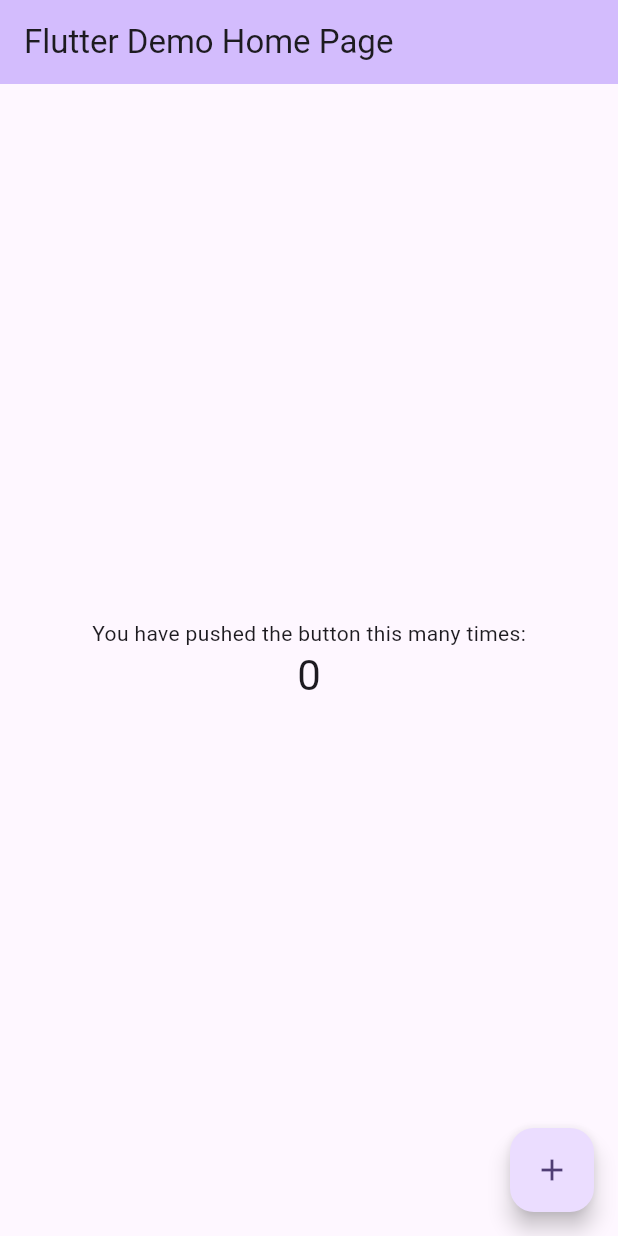
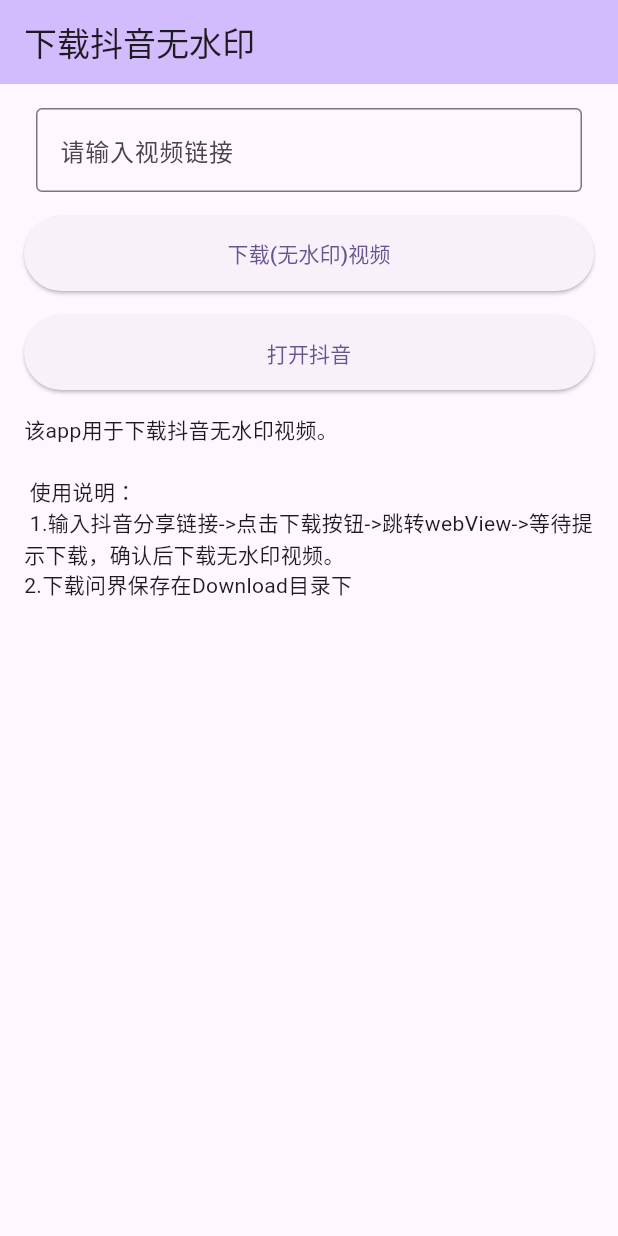
Before and after one commit to bbyyxx2/tiktok_download, a Flutter app: the screen it shows after launch, on a phone screen of 412 x 824 dp. Run offline on Flutter 3.47's test engine with Material 2 defaults, Android fonts, the light colour scheme and no system bars.

Commit message:
布局雏形完成

```diff
--- a/lib/main.dart
+++ b/lib/main.dart
@@ -7,46 +7,21 @@
 class MyApp extends StatelessWidget {
  const MyApp({super.key});
 
-  // This widget is the root of your application.
  @override
  Widget build(BuildContext context) {
     return MaterialApp(
       title: 'Flutter Demo',
       theme: ThemeData(
-        // This is the theme of your application.
-        //
-        // TRY THIS: Try running your application with "flutter run". You'll see
-        // the application has a blue toolbar. Then, without quitting the app,
-        // try changing the seedColor in the colorScheme below to Colors.green
-        // and then invoke "hot reload" (save your changes or press the "hot
-        // reload" button in a Flutter-supported IDE, or press "r" if you used
-        // the command line to start the app).
-        //
-        // Notice that the counter didn't reset back to zero; the application
-        // state is not lost during the reload. To reset the state, use hot
-        // restart instead.
-        //
-        // This works for code too, not just values: Most code changes can be
-        // tested with just a hot reload.
         colorScheme: ColorScheme.fromSeed(seedColor: Colors.deepPurple),
         useMaterial3: true,
       ),
-      home: const MyHomePage(title: 'Flutter Demo Home Page'),
+      home: const MyHomePage(title: '下载抖音无水印'),
     );
  }
 }
 
 class MyHomePage extends StatefulWidget {
  const MyHomePage({super.key, required this.title});
-
-  // This widget is the home page of your application. It is stateful, meaning
-  // that it has a State object (defined below) that contains fields that affect
-  // how it looks.
-
-  // This class is the configuration for the state. It holds the values (in this
-  // case the title) provided by the parent (in this case the App widget) and
-  // used by the build method of the State. Fields in a Widget subclass are
-  // always marked "final".
 
  final String title;
 
@@ -55,71 +30,69 @@
 }
 
 class _MyHomePageState extends State<MyHomePage> {
-  int _counter = 0;
+ final TextEditingController _controller = TextEditingController();
 
-  void _incrementCounter() {
-    setState(() {
-      // This call to setState tells the Flutter framework that something has
-      // changed in this State, which causes it to rerun the build method below
-      // so that the display can reflect the updated values. If we changed
-      // _counter without calling setState(), then the build method would not be
-      // called again, and so nothing would appear to happen.
-      _counter++;
-    });
+ void _downloadVideo() {
+    // 下载视频的逻辑
+    print('下载视频');
+ }
+
+ void _openTikTok() {
+    // 打开抖音的逻辑
+    print('打开抖音');
  }
 
  @override
  Widget build(BuildContext context) {
-    // This method is rerun every time setState is called, for instance as done
-    // by the _incrementCounter method above.
-    //
-    // The Flutter framework has been optimized to make rerunning build methods
-    // fast, so that you can just rebuild anything that needs updating rather
-    // than having to individually change instances of widgets.
     return Scaffold(
       appBar: AppBar(
-        // TRY THIS: Try changing the color here to a specific color (to
-        // Colors.amber, perhaps?) and trigger a hot reload to see the AppBar
-        // change color while the other colors stay the same.
         backgroundColor: Theme.of(context).colorScheme.inversePrimary,
-        // Here we take the value from the MyHomePage object that was created by
-        // the App.build method, and use it to set our appbar title.
         title: Text(widget.title),
       ),
-      body: Center(
-        // Center is a layout widget. It takes a single child and positions it
-        // in the middle of the parent.
+      body: Padding(
+        padding: const EdgeInsets.all(16.0),
         child: Column(
-          // Column is also a layout widget. It takes a list of children and
-          // arranges them vertically. By default, it sizes itself to fit its
-          // children horizontally, and tries to be as tall as its parent.
-          //
-          // Column has various properties to control how it sizes itself and
-          // how it positions its children. Here we use mainAxisAlignment to
-          // center the children vertically; the main axis here is the vertical
-          // axis because Columns are vertical (the cross axis would be
-          // horizontal).
-          //
-          // TRY THIS: Invoke "debug painting" (choose the "Toggle Debug Paint"
-          // action in the IDE, or press "p" in the console), to see the
-          // wireframe for each widget.
-          mainAxisAlignment: MainAxisAlignment.center,
+          mainAxisAlignment: MainAxisAlignment.start,
           children: <Widget>[
-            const Text(
-              'You have pushed the button this many times:',
+            Padding(
+              padding: const EdgeInsets.symmetric(horizontal: 8.0),
+              child: TextField(
+                controller: _controller,
+                decoration: const InputDecoration(
+                 border: OutlineInputBorder(),
+                 hintText: '请输入视频链接',
                 ),
-            Text(
-              '$_counter',
-              style: Theme.of(context).textTheme.headlineMedium,
+              ),
+            ),
+            const SizedBox(height: 16), // 添加间距
+                        SizedBox(
+              width: double.infinity, // 宽度填充整个屏幕宽度
+              height: 50.0, // 设置按钮高度
+              child: ElevatedButton(
+                onPressed: _downloadVideo,
+                child: const Text('下载(无水印)视频'),
+              ),
+            ),
+            const SizedBox(height: 16), // 添加间距
+            SizedBox(
+              width: double.infinity, // 宽度填充整个屏幕宽度
+              height: 50.0, // 设置按钮高度
+              child: ElevatedButton(
+                onPressed: _openTikTok,
+                child: const Text('打开抖音'),
+              ),
+            ),
+            const SizedBox(height: 16), // 添加间距
+            const Align(
+              alignment: Alignment.centerLeft,
+              child: Text('该app用于下载抖音无水印视频。\n\n'
+              ' 使用说明：\n '
+              '1.输入抖音分享链接->点击下载按钮->跳转webView->等待提示下载，确认后下载无水印视频。\n'
+              '2.下载问界保存在Download目录下'),
             ),
           ],
         ),
       ),
-      floatingActionButton: FloatingActionButton(
-        onPressed: _incrementCounter,
-        tooltip: 'Increment',
-        child: const Icon(Icons.add),
-      ), // This trailing comma makes auto-formatting nicer for build methods.
     );
  }
 }
```
Lines whose indentation alone changed are shown as unchanged.
